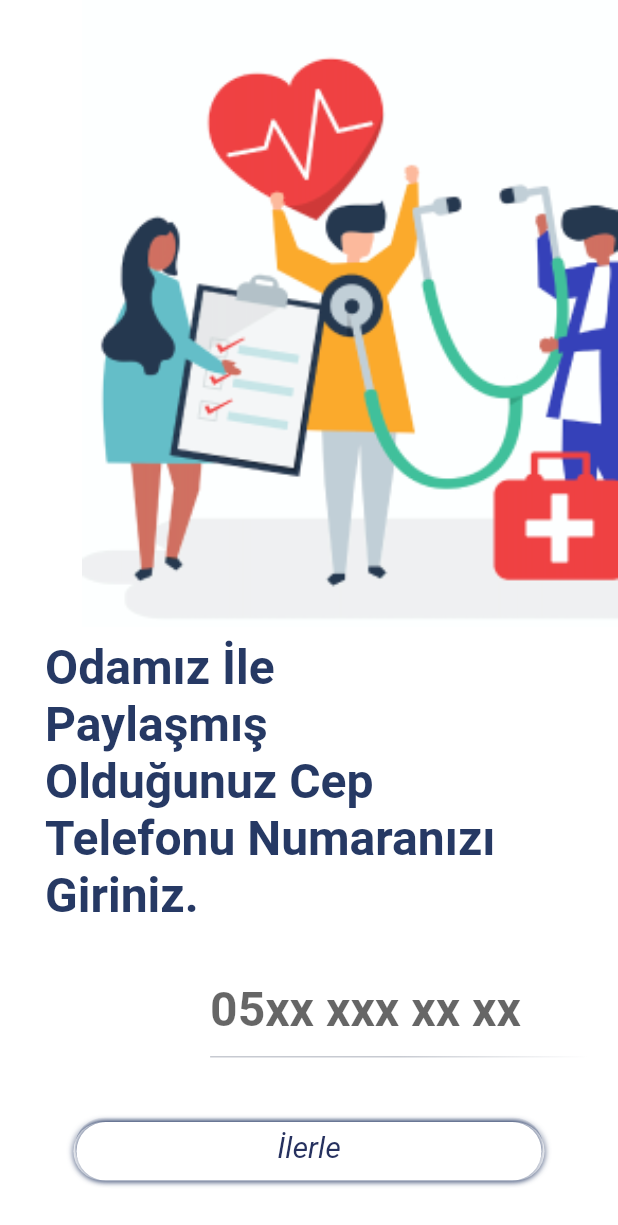
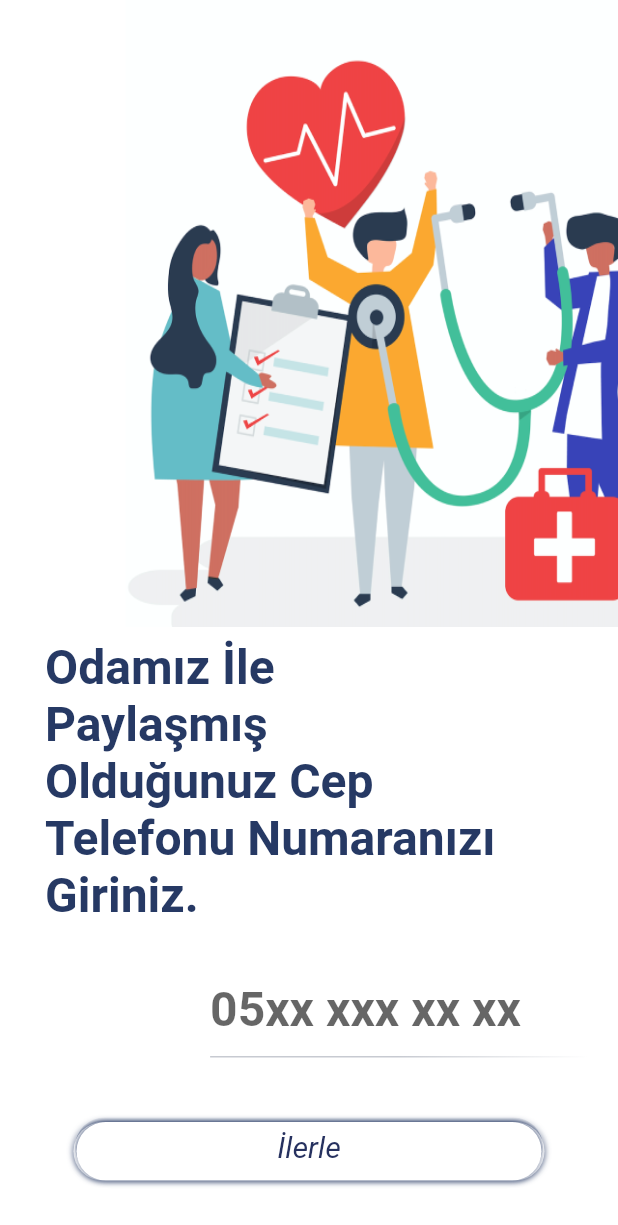
Before and after one commit to CrossPlatformers/pinemoji, a Flutter app: the screen it shows after launch, after a tap on "İlerle", on a phone screen of 412 x 824 dp. Shown: the top 1225 px of the screen. Run offline on Flutter 3.47's test engine with Material 2 defaults, Android fonts, the light colour scheme and no system bars; our stand-ins replace device_preview, firebase_auth; accounts and stored records are empty.

Commit message:
image qualities improved and login design updates

```diff
--- a/lib/pages/phone.dart
+++ b/lib/pages/phone.dart
@@ -27,6 +27,7 @@ class _PhoneValidationPageState extends State<PhoneValidationPage> {
   @override
   Widget build(BuildContext context) {
     final double height = MediaQuery.of(context).size.height;
+    final double width = MediaQuery.of(context).size.width;
     return Scaffold(
       key: _scaffOldState,
       body: !isLoading
@@ -41,10 +42,14 @@ class _PhoneValidationPageState extends State<PhoneValidationPage> {
                       mainAxisSize: MainAxisSize.max,
                       mainAxisAlignment: MainAxisAlignment.end,
                       children: [
+                        SizedBox(
+                          width: height * 0.1,
+                        ),
                         Image.asset(
-                          "assets/right.png",
+                          "assets/welcome-right.png",
                           height: double.infinity,
                           fit: BoxFit.fill,
+                          width: width - height * 0.1,
                         ),
                       ],
                     ),
@@ -155,7 +160,6 @@ class _PhoneValidationPageState extends State<PhoneValidationPage> {
       SnackBar(
         content: Text(text),
         behavior: SnackBarBehavior.fixed,
-
       ),
     );
   }
--- a/lib/pages/validation-code.dart
+++ b/lib/pages/validation-code.dart
@@ -42,10 +42,14 @@ class _ValidationCodePageState extends State<ValidationCodePage> {
                       mainAxisAlignment: MainAxisAlignment.start,
                       children: [
                         Image.asset(
-                          "assets/left.png",
+                          "assets/welcome-left.png",
                           height: double.infinity,
                           fit: BoxFit.fill,
+                          width: width - height * 0.1,
                         ),
+                        SizedBox(
+                          width: height * 0.1,
+                        )
                       ],
                     ),
                   ),
--- a/lib/pages/welcome.dart
+++ b/lib/pages/welcome.dart
@@ -37,7 +37,7 @@ class WelcomePage extends StatelessWidget {
             ),
             Center(
               child: Image.asset(
-                "assets/image.png",
+                "assets/welcome.png",
                 width: height - 370 > (width / (373 / 296)) ? width : height - 370,
                 fit: BoxFit.fill,
               ),
```
Also changed, not shown: assets/image.png (deleted), assets/left.png (deleted), assets/right.png (deleted), assets/welcome-left.png (added), assets/welcome-right.png (added), assets/welcome.png (added).
